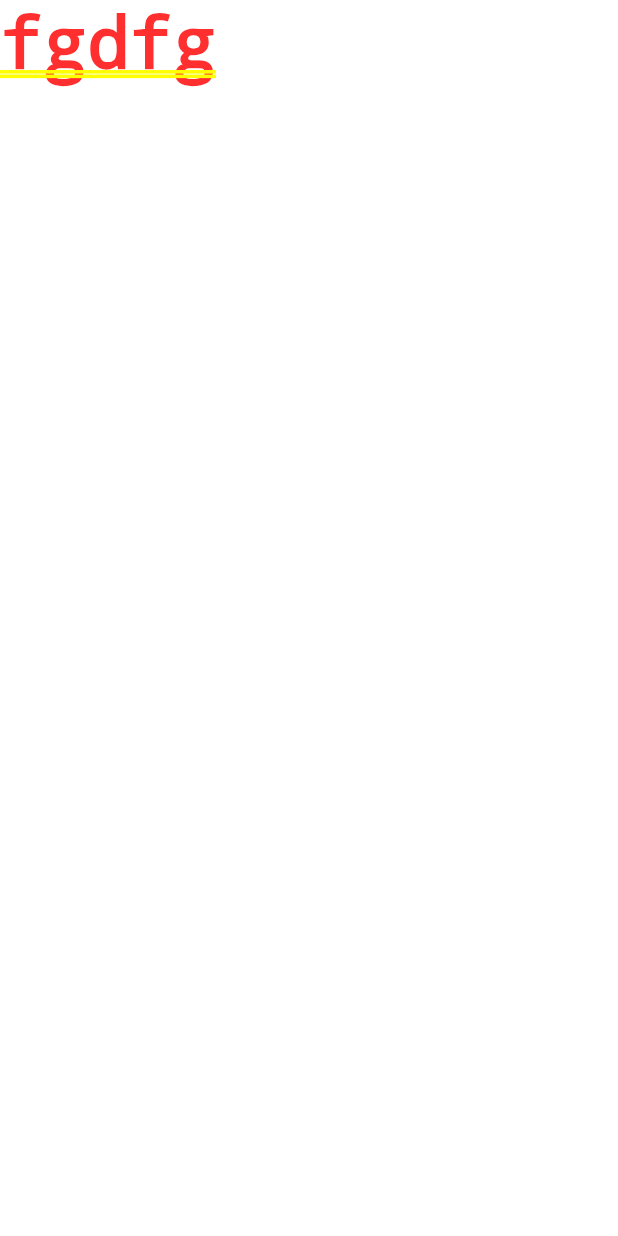
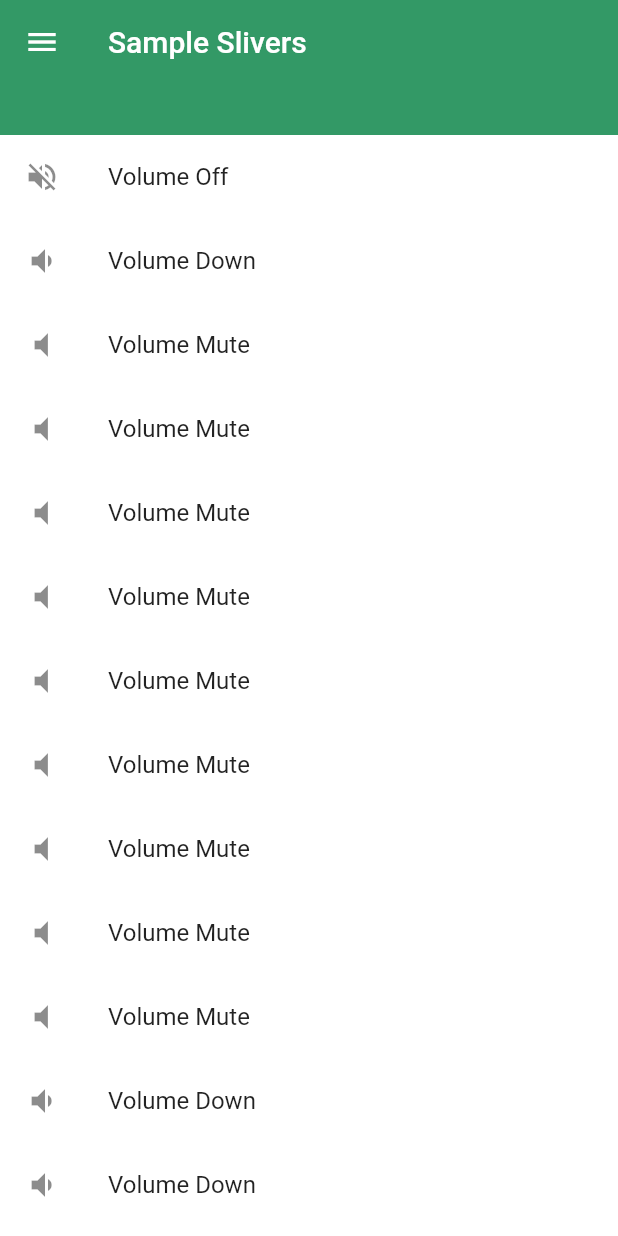
Before and after one commit to margarita72/practica2020, a Flutter app: the screen it shows after launch, after a tap on "Пройти", on a phone screen of 412 x 824 dp. Run offline on Flutter 3.47's test engine with Material 2 defaults, Android fonts, the phone set to English and light mode, and no system bars; our stand-ins replace simple_animations.

```diff
--- a/lib/Profiles/individualHealth.dart
+++ b/lib/Profiles/individualHealth.dart
@@ -1,8 +1,112 @@
 import 'package:flutter/cupertino.dart';
+import 'package:flutter/material.dart';
+import 'package:mobilepr2020/customization.dart';
 
 class IndividualHealth extends StatelessWidget {
   @override
   Widget build(BuildContext context) {
-    return Text("fgdfg");
+    return MaterialApp(
+      debugShowCheckedModeBanner: false,
+      home: Scaffold(
+        backgroundColor: Colors.white,
+        /*appBar: AppBar(
+          title: Text("Анкета №1"),
+          backgroundColor: myColor,
+        ),
+        */
+        body: CustomScrollView(
+          slivers: <Widget>[
+            SliverAppBar(
+              title: Text("Sample Slivers"),
+              leading: Icon(Icons.menu),
+              backgroundColor: myColor,
+              brightness: Brightness.light,
+              expandedHeight: 90.0,
+              floating: true,
+            ),
+            SliverList(
+              delegate: SliverChildListDelegate([
+                ListTile(
+                  leading: Icon(Icons.volume_off),
+                  title: Text("Volume Off"),
+                ),
+                ListTile(
+                    leading: Icon(Icons.volume_down),
+                    title: Text("Volume Down")),
+                ListTile(
+                    leading: Icon(Icons.volume_mute),
+                    title: Text("Volume Mute")),
+                ListTile(
+                    leading: Icon(Icons.volume_mute),
+                    title: Text("Volume Mute")),
+                ListTile(
+                    leading: Icon(Icons.volume_mute),
+                    title: Text("Volume Mute")),
+                ListTile(
+                    leading: Icon(Icons.volume_mute),
+                    title: Text("Volume Mute")),
+                ListTile(
+                    leading: Icon(Icons.volume_mute),
+                    title: Text("Volume Mute")),
+                ListTile(
+                    leading: Icon(Icons.volume_mute),
+                    title: Text("Volume Mute")),
+                ListTile(
+                    leading: Icon(Icons.volume_mute),
+                    title: Text("Volume Mute")),
+                ListTile(
+                    leading: Icon(Icons.volume_mute),
+                    title: Text("Volume Mute")),
+                ListTile(
+                    leading: Icon(Icons.volume_mute),
+                    title: Text("Volume Mute")),
+                ListTile(
+                    leading: Icon(Icons.volume_down),
+                    title: Text("Volume Down")),
+                ListTile(
+                    leading: Icon(Icons.volume_down),
+                    title: Text("Volume Down")),
+                ListTile(
+                    leading: Icon(Icons.volume_down),
+                    title: Text("Volume Down")),
+                ListTile(
+                    leading: Icon(Icons.volume_down),
+                    title: Text("Volume Down")),
+                ListTile(
+                    leading: Icon(Icons.volume_down),
+                    title: Text("Volume Down")),
+                ListTile(
+                    leading: Icon(Icons.volume_down),
+                    title: Text("Volume Down")),
+                ListTile(
+                    leading: Icon(Icons.volume_down),
+                    title: Text("Volume Down")),
+                ListTile(
+                    leading: Icon(Icons.volume_down),
+                    title: Text("Volume Down")),
+                ListTile(
+                    leading: Icon(Icons.volume_down),
+                    title: Text("Volume Down")),
+                ListTile(
+                    leading: Icon(Icons.volume_down),
+                    title: Text("Volume Down")),
+                ListTile(
+                    leading: Icon(Icons.volume_down),
+                    title: Text("Volume Down")),
+                ListTile(
+                    leading: Icon(Icons.volume_down),
+                    title: Text("Volume Down")),
+                ListTile(
+                    leading: Icon(Icons.volume_down),
+                    title: Text("Volume Down")),
+                ListTile(
+                    leading: Icon(Icons.volume_down),
+                    title: Text("Volume Down")),
+              ]),
+            ),
+          ],
+        ),
+      ),
+    );
   }
 }
```
